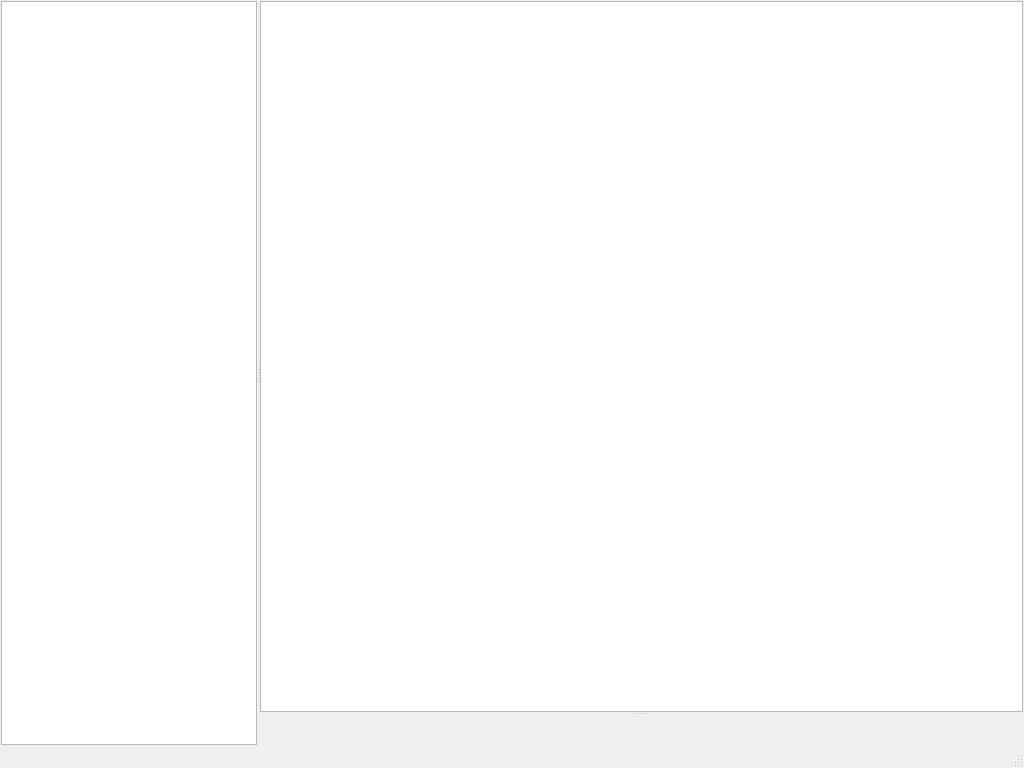
This is python/ui/bicasa.ui in brandicast/bicasa as Qt 5 draws it before an edit. The edited form follows.
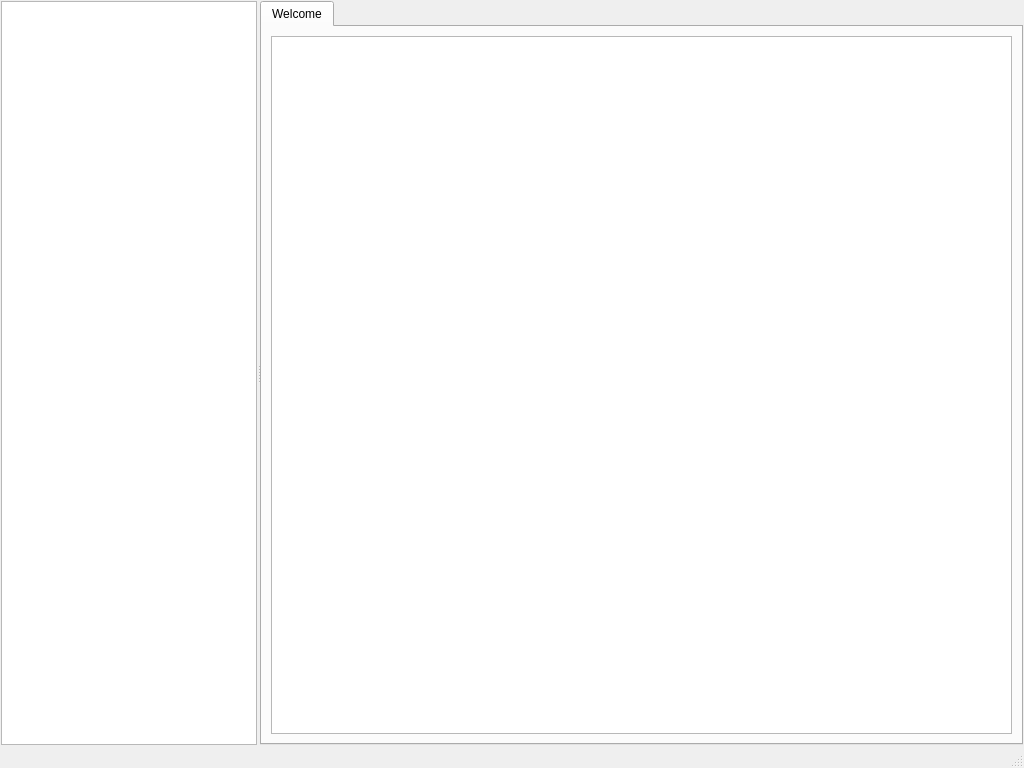
This is the edited form.

Commit message: Add ListWidget, revise gui, add QThread

Patch:
```diff
--- a/python/ui/bicasa.ui
+++ b/python/ui/bicasa.ui
@@ -90,52 +90,36 @@
         </property>
        </column>
       </widget>
-      <widget class="QWidget" name="widget" native="true">
+      <widget class="QTabWidget" name="tabWidget">
        <property name="sizePolicy">
         <sizepolicy hsizetype="Expanding" vsizetype="Expanding">
          <horstretch>1</horstretch>
          <verstretch>0</verstretch>
         </sizepolicy>
        </property>
-       <layout class="QVBoxLayout" name="verticalLayout" stretch="0">
-        <property name="leftMargin">
-         <number>0</number>
+       <widget class="QWidget" name="tab_1">
+        <property name="sizePolicy">
+         <sizepolicy hsizetype="Expanding" vsizetype="Expanding">
+          <horstretch>1</horstretch>
+          <verstretch>0</verstretch>
+         </sizepolicy>
         </property>
-        <property name="topMargin">
-         <number>0</number>
-        </property>
-        <property name="rightMargin">
-         <number>0</number>
-        </property>
-        <property name="bottomMargin">
-         <number>0</number>
-        </property>
-        <item>
-         <widget class="QSplitter" name="splitter_2">
-          <property name="sizePolicy">
-           <sizepolicy hsizetype="Expanding" vsizetype="Expanding">
-            <horstretch>0</horstretch>
-            <verstretch>0</verstretch>
-           </sizepolicy>
-          </property>
-          <property name="orientation">
-           <enum>Qt::Vertical</enum>
-          </property>
-          <property name="handleWidth">
-           <number>3</number>
-          </property>
-          <widget class="QGraphicsView" name="graphicsView">
+        <attribute name="title">
+         <string>Welcome</string>
+        </attribute>
+        <layout class="QVBoxLayout" name="verticalLayout">
+         <item>
+          <widget class="QListWidget" name="listWidget">
            <property name="sizePolicy">
             <sizepolicy hsizetype="Expanding" vsizetype="Expanding">
-             <horstretch>0</horstretch>
-             <verstretch>1</verstretch>
+             <horstretch>1</horstretch>
+             <verstretch>0</verstretch>
             </sizepolicy>
            </property>
           </widget>
-          <widget class="QWidget" name="widget_2" native="true"/>
-         </widget>
-        </item>
-       </layout>
+         </item>
+        </layout>
+       </widget>
       </widget>
      </widget>
     </item>
```
The commit also changes 2 other files.
